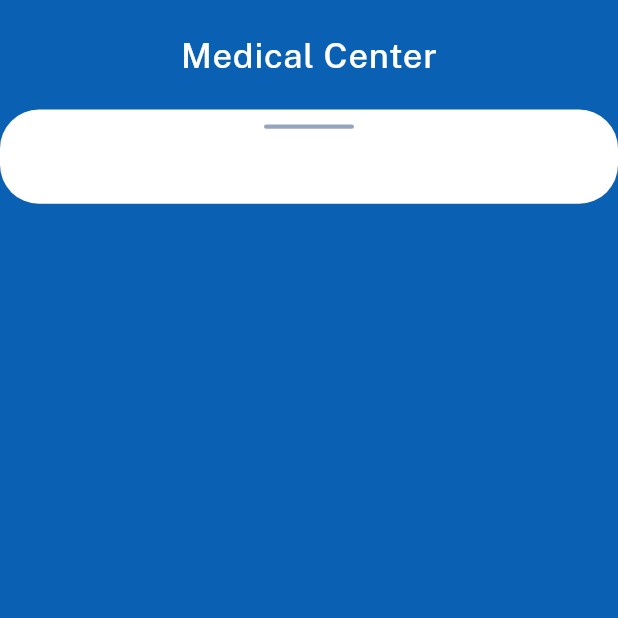
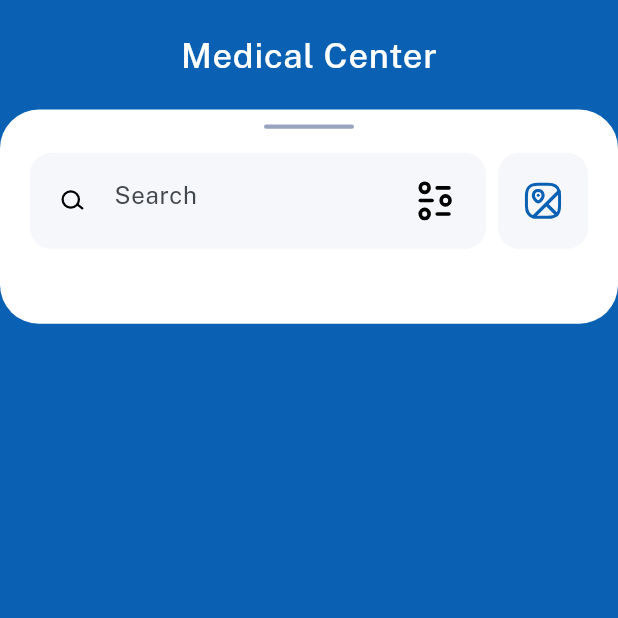
Before and after one commit to Ekojode/flutter-assesment, a Flutter app: the screen it shows after launch, on a phone screen of 412 x 824 dp, the top half of it. Run offline on Flutter 3.47's test engine with Material 3 defaults, Android fonts, the phone set to English and light mode, and no system bars; our stand-ins replace flutter_svg.

Commit message:
Added Search Bar

```diff
--- a/paxform_medical/lib/ui/screens/dashboard_view.dart
+++ b/paxform_medical/lib/ui/screens/dashboard_view.dart
@@ -38,7 +38,9 @@ class DashboardView extends StatelessWidget {
                   color: AppColors.white,
                   borderRadius: BorderRadius.circular(26),
                 ),
-                child: Column(children: [LittleDivider()]),
+                child: Column(
+                  children: [LittleDivider(), AppSpacing.v16, AppSearchBar()],
+                ),
               ),
             ],
           ),
--- a/paxform_medical/lib/ui/widgets/search_bar.dart
+++ b/paxform_medical/lib/ui/widgets/search_bar.dart
@@ -0,0 +1,54 @@
+import 'package:flutter/material.dart';
+import 'package:flutter_svg/flutter_svg.dart';
+
+import '../../core/core.dart';
+
+class AppSearchBar extends StatelessWidget {
+  const AppSearchBar({super.key});
+
+  @override
+  Widget build(BuildContext context) {
+    return Row(
+      children: [
+        Expanded(
+          child: Container(
+            height: 64,
+            decoration: BoxDecoration(
+              borderRadius: BorderRadius.circular(14),
+              color: AppColors.backgroundAccent,
+            ),
+            child: TextFormField(
+              decoration: InputDecoration(
+                hintText: "Search",
+                contentPadding: EdgeInsets.symmetric(vertical: 24),
+                border: InputBorder.none,
+                icon: Padding(
+                  padding: const EdgeInsets.only(left: 16.0),
+                  child: SvgPicture.asset(AppAssets.searchIcon),
+                ),
+                suffixIcon: Padding(
+                  padding: const EdgeInsets.only(right: 20.0),
+                  child: SizedBox(
+                    height: 24,
+                    child: SvgPicture.asset(AppAssets.settingsIcon, height: 24),
+                  ),
+                ),
+              ),
+            ),
+          ),
+        ),
+        AppSpacing.h8,
+        Container(
+          width: 60,
+          height: 64,
+          alignment: Alignment.center,
+          decoration: BoxDecoration(
+            borderRadius: BorderRadius.circular(14),
+            color: AppColors.backgroundAccent,
+          ),
+          child: SvgPicture.asset(AppAssets.mapIcon),
+        ),
+      ],
+    );
+  }
+}
--- a/paxform_medical/lib/ui/widgets/widgets.dart
+++ b/paxform_medical/lib/ui/widgets/widgets.dart
@@ -1 +1,2 @@
 export './little_divider.dart';
+export './search_bar.dart';
--- a/paxform_medical/pubspec.yaml
+++ b/paxform_medical/pubspec.yaml
@@ -14,6 +14,7 @@ dependencies:
     sdk: flutter
 
   cupertino_icons: ^1.0.8
+  flutter_svg: ^2.2.1
 
 dev_dependencies:
   flutter_test:
```
Also changed, not shown: paxform_medical/pubspec.lock.
